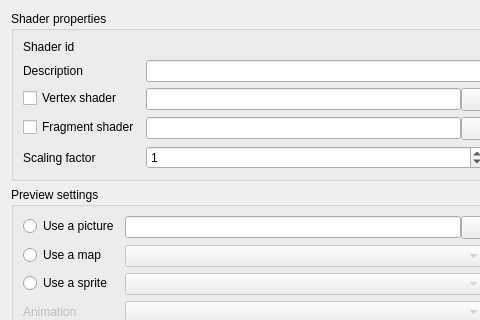
Kangie/solarus, file src/widgets/shader_editor.ui: the form before one commit; both pictures show x 0 to 480 and y 0 to 320 of the 997 by 747 pixel window.
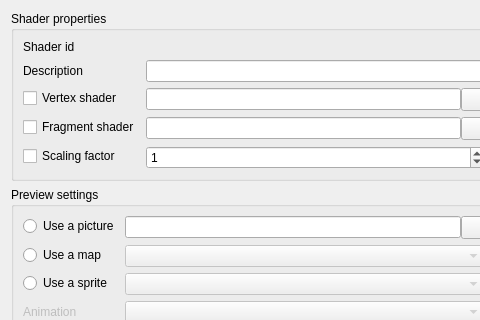
The form after the commit. Icons and pictures are not drawn.

Commit message: Scaling factor will be optional

Diff of the .ui file:
```diff
--- a/src/widgets/shader_editor.ui
+++ b/src/widgets/shader_editor.ui
@@ -140,13 +140,6 @@
             </item>
            </layout>
           </item>
-          <item row="4" column="0">
-           <widget class="QLabel" name="label_4">
-            <property name="text">
-             <string>Scaling factor</string>
-            </property>
-           </widget>
-          </item>
           <item row="4" column="1">
            <widget class="QSpinBox" name="spinBox_2">
             <property name="value">
@@ -154,6 +147,13 @@
             </property>
            </widget>
           </item>
+          <item row="4" column="0">
+           <widget class="QCheckBox" name="checkBox">
+            <property name="text">
+             <string>Scaling factor</string>
+            </property>
+           </widget>
+          </item>
          </layout>
         </widget>
        </item>
```
